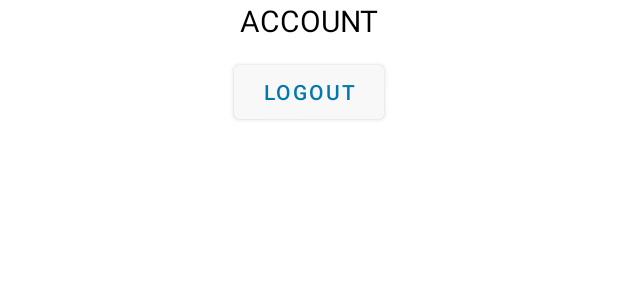
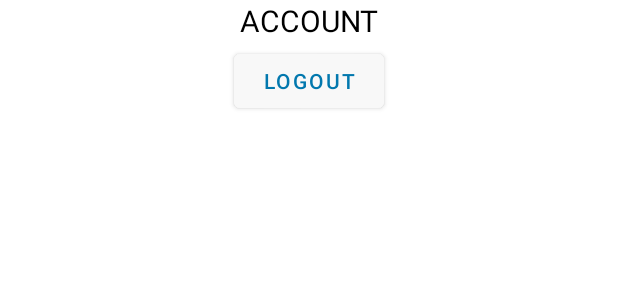
Before and after one commit to farhanaldyy/healty-app-android, an Android app: the layout fragment_account.xml on its own in the app's theme, with its tools: preview values and no code run, on a phone screen of 412 x 824 dp. Shown: the top 300 px of the screen. Run offline under Robolectric (Android 15) with nearby library versions, the light colour scheme and no system bars.

Commit message:
validasi login kedua

```diff
--- a/app/src/main/AndroidManifest.xml
+++ b/app/src/main/AndroidManifest.xml
@@ -9,9 +9,6 @@
         android:roundIcon="@mipmap/ic_launcher_round"
         android:supportsRtl="true"
         android:theme="@style/Theme.HealtyApp">
-        <activity android:name=".activity.LoginActivity" android:theme="@style/Theme.AppCompat.NoActionBar">
-
-        </activity>
         <activity
             android:name=".MainActivity"
             android:theme="@style/Theme.AppCompat.NoActionBar">
@@ -21,6 +18,7 @@
                 <category android:name="android.intent.category.LAUNCHER" />
             </intent-filter>
         </activity>
+        <activity android:name=".activity.LoginActivity" android:theme="@style/Theme.AppCompat.NoActionBar"></activity>
     </application>
 
 </manifest>
--- a/app/src/main/java/com/example/healtyapp/MainActivity.kt
+++ b/app/src/main/java/com/example/healtyapp/MainActivity.kt
@@ -38,10 +38,9 @@ class MainActivity : AppCompatActivity() {
         super.onCreate(savedInstanceState)
         setContentView(R.layout.activity_main)
 
-        s = SharedPref(this) // get status dari sharedpref
+        s = SharedPref(this)
 
         setBottomNav()
-
 
     }
 
@@ -66,7 +65,7 @@ class MainActivity : AppCompatActivity() {
                     callFragment(1, fragmentPoli)
                 }
                 R.id.navigation_account -> {
-                    if(s.getStatusLogin()) { // validasi login
+                    if(s.getStatusLogin()) { // get boolean status dari sharedpref
                         callFragment(2, fragmentAccount)
                     } else {
                         startActivity(Intent(this, LoginActivity::class.java))
--- a/app/src/main/res/layout/fragment_account.xml
+++ b/app/src/main/res/layout/fragment_account.xml
@@ -1,5 +1,5 @@
 <?xml version="1.0" encoding="utf-8"?>
-<LinearLayout
+<FrameLayout
     xmlns:android="http://schemas.android.com/apk/res/android"
     xmlns:app="http://schemas.android.com/apk/res-auto"
     xmlns:tools="http://schemas.android.com/tools"
@@ -24,6 +24,7 @@
         android:layout_gravity="center_horizontal"
         android:text="LOGOUT"
         android:textColor="@color/blue1"
-        android:backgroundTint="@color/gray"/>
+        android:backgroundTint="@color/gray"
+        android:layout_marginVertical="30dp"/>
 
-</LinearLayout>
+</FrameLayout>
--- a/app/src/main/res/layout/fragment_poli.xml
+++ b/app/src/main/res/layout/fragment_poli.xml
@@ -1,5 +1,5 @@
 <?xml version="1.0" encoding="utf-8"?>
-<RelativeLayout
+<FrameLayout
     xmlns:android="http://schemas.android.com/apk/res/android"
     xmlns:app="http://schemas.android.com/apk/res-auto"
     xmlns:tools="http://schemas.android.com/tools"
@@ -22,4 +22,4 @@
         app:layout_constraintStart_toStartOf="parent"
         app:layout_constraintTop_toTopOf="parent" />
 
-</RelativeLayout>
+</FrameLayout>
```
Also changed, not shown: app/src/main/java/com/example/healtyapp/activity/LoginActivity.kt (+8 -0 lines), app/src/main/java/com/example/healtyapp/fragment/AccountFragment.kt (+11 -4 lines).
